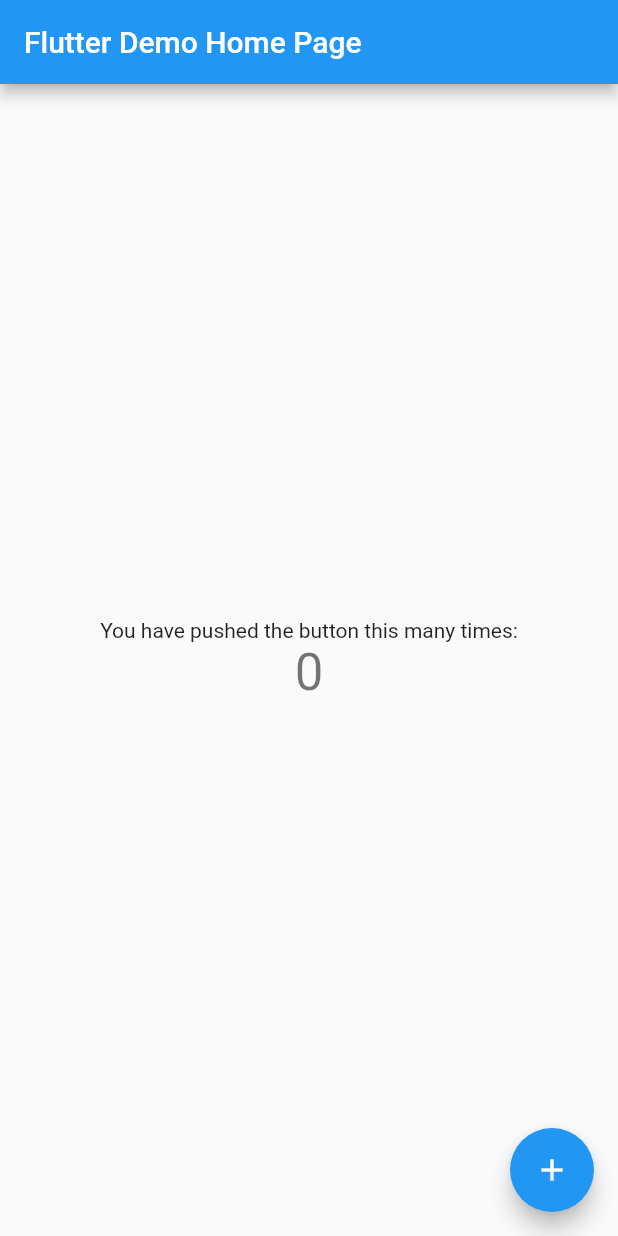
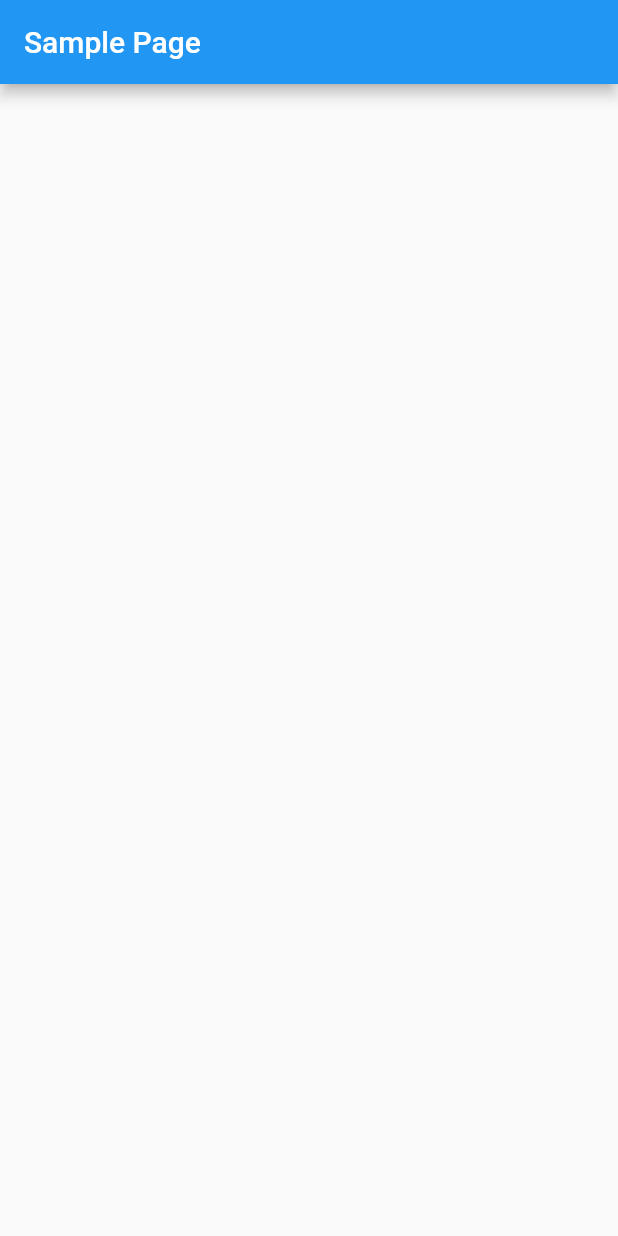
Before and after one commit to celuweb2/cw_flutter_scaffolding, a Flutter app: the screen it shows after launch, on a phone screen of 412 x 824 dp. Run offline on Flutter 3.47's test engine with Material 2 defaults, Android fonts, the phone set to English and light mode, and no system bars; our stand-ins replace dartz, equatable.

Commit message:
Implemantacion arquitectura hexagonal

```diff
--- /dev/null
+++ b/lib/application/sample/get_gretting_use_cases.dart
@@ -0,0 +1,19 @@
+import 'package:dartz/dartz.dart';
+import 'package:flutter_scaffolding/domain/commons/failure.dart';
+import 'package:flutter_scaffolding/domain/sample/interfaces/sample_repository.dart';
+import 'package:flutter_scaffolding/domain/sample/models/sample.dart';
+
+class GetGrettingUseCases {
+  final SampleRepository sampleRepository;
+
+  GetGrettingUseCases(this.sampleRepository);
+
+  Future<Either<Failure, Sample>> execute() async {
+    try {
+      Sample sample = sampleRepository.getGretting() as Sample;
+      return Right(sample);
+    } catch (e) {
+      return Left(ServerFailure(e.toString()));
+    }
+  }
+}
--- /dev/null
+++ b/lib/domain/sample/interfaces/sample_repository.dart
@@ -0,0 +1,5 @@
+import '../models/sample.dart';
+
+abstract class SampleRepository {
+  Future<Sample> getGretting();
+}
--- /dev/null
+++ b/lib/domain/sample/models/sample.dart
@@ -0,0 +1,5 @@
+class Sample {
+  String gretting;
+
+  Sample({required this.gretting});
+}
--- /dev/null
+++ b/lib/infraestructure/repositories/sample/mock_sample_repository.dart
@@ -0,0 +1,10 @@
+import 'package:flutter_scaffolding/domain/sample/interfaces/sample_repository.dart';
+import 'package:flutter_scaffolding/domain/sample/models/sample.dart';
+
+class MockSampleRepository implements SampleRepository {
+  @override
+  Future<Sample> getGretting() async {
+    Sample sample = Sample(gretting: "Hola Mundo Celuweb");
+    return sample;
+  }
+}
--- a/lib/main.dart
+++ b/lib/main.dart
@@ -1,4 +1,5 @@
 import 'package:flutter/material.dart';
+import 'package:flutter_scaffolding/ui/pages/sample.dart';
 
 void main() {
   runApp(const MyApp());
@@ -11,105 +12,11 @@
   @override
   Widget build(BuildContext context) {
     return MaterialApp(
-      title: 'Flutter Demo',
+      title: 'Celuweb Flutter Scaffolding',
       theme: ThemeData(
-        // This is the theme of your application.
-        //
-        // Try running your application with "flutter run". You'll see the
-        // application has a blue toolbar. Then, without quitting the app, try
-        // changing the primarySwatch below to Colors.green and then invoke
-        // "hot reload" (press "r" in the console where you ran "flutter run",
-        // or simply save your changes to "hot reload" in a Flutter IDE).
-        // Notice that the counter didn't reset back to zero; the application
-        // is not restarted.
         primarySwatch: Colors.blue,
       ),
-      home: const MyHomePage(title: 'Flutter Demo Home Page'),
+      home: const SamplePage(),
     );
   }
 }
-
-class MyHomePage extends StatefulWidget {
-  const MyHomePage({Key? key, required this.title}) : super(key: key);
-
-  // This widget is the home page of your application. It is stateful, meaning
-  // that it has a State object (defined below) that contains fields that affect
-  // how it looks.
-
-  // This class is the configuration for the state. It holds the values (in this
-  // case the title) provided by the parent (in this case the App widget) and
-  // used by the build method of the State. Fields in a Widget subclass are
-  // always marked "final".
-
-  final String title;
-
-  @override
-  State<MyHomePage> createState() => _MyHomePageState();
-}
-
-class _MyHomePageState extends State<MyHomePage> {
-  int _counter = 0;
-
-  void _incrementCounter() {
-    setState(() {
-      // This call to setState tells the Flutter framework that something has
-      // changed in this State, which causes it to rerun the build method below
-      // so that the display can reflect the updated values. If we changed
-      // _counter without calling setState(), then the build method would not be
-      // called again, and so nothing would appear to happen.
-      _counter++;
-    });
-  }
-
-  @override
-  Widget build(BuildContext context) {
-    // This method is rerun every time setState is called, for instance as done
-    // by the _incrementCounter method above.
-    //
-    // The Flutter framework has been optimized to make rerunning build methods
-    // fast, so that you can just rebuild anything that needs updating rather
-    // than having to individually change instances of widgets.
-    return Scaffold(
-      appBar: AppBar(
-        // Here we take the value from the MyHomePage object that was created by
-        // the App.build method, and use it to set our appbar title.
-        title: Text(widget.title),
-      ),
-      body: Center(
-        // Center is a layout widget. It takes a single child and positions it
-        // in the middle of the parent.
-        child: Column(
-          // Column is also a layout widget. It takes a list of children and
-          // arranges them vertically. By default, it sizes itself to fit its
-          // children horizontally, and tries to be as tall as its parent.
-          //
-          // Invoke "debug painting" (press "p" in the console, choose the
-          // "Toggle Debug Paint" action from the Flutter Inspector in Android
-          // Studio, or the "Toggle Debug Paint" command in Visual Studio Code)
-          // to see the wireframe for each widget.
-          //
-          // Column has various properties to control how it sizes itself and
-          // how it positions its children. Here we use mainAxisAlignment to
-          // center the children vertically; the main axis here is the vertical
-          // axis because Columns are vertical (the cross axis would be
-          // horizontal).
-          mainAxisAlignment: MainAxisAlignment.center,
-          children: <Widget>[
-            const Text(
-              'You have pushed the button this many times:',
-            ),
-            Text(
-              '$_counter',
-              style: Theme.of(context).textTheme.headline4,
-            ),
-          ],
-        ),
-      ),
-      floatingActionButton: FloatingActionButton(
-        onPressed: _incrementCounter,
-        tooltip: 'Increment',
-        child: const Icon(Icons.add),
-      ), // This trailing comma makes auto-formatting nicer for build methods.
-    );
-  }
-}
--- /dev/null
+++ b/lib/ui/pages/sample.dart
@@ -0,0 +1,12 @@
+import 'package:flutter/material.dart';
+
+class SamplePage extends StatelessWidget {
+  const SamplePage({Key? key}) : super(key: key);
+
+  @override
+  Widget build(BuildContext context) {
+    return Scaffold(
+      appBar: AppBar(title: const Text('Sample Page')),
+    );
+  }
+}
--- a/pubspec.yaml
+++ b/pubspec.yaml
@@ -34,6 +34,8 @@
   # The following adds the Cupertino Icons font to your application.
   # Use with the CupertinoIcons class for iOS style icons.
   cupertino_icons: ^1.0.2
+  dartz: ^0.10.1
+  equatable: ^2.0.3
 
 dev_dependencies:
   flutter_test:
```
Also changed, not shown: lib/domain/commons/failure.dart (added, +21 -0 lines), pubspec.lock, 2 other files.
